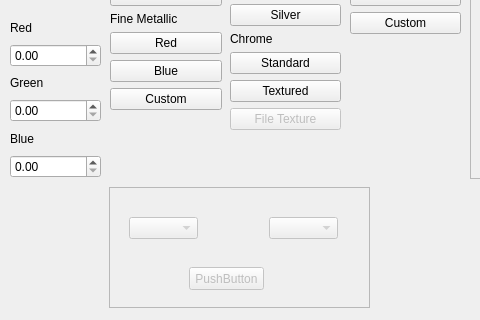
Above: resources/widget/Assignment2Widget/Widget.ui from cnbdragon/GundamPy before the change; both pictures show x 0 to 480 and y 102 to 422 of the 858 by 422 pixel window. Below: the same form after it.
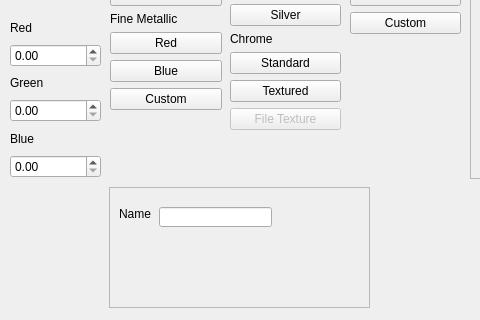
That is the form after the change.

```diff
--- a/resources/widget/Assignment2Widget/Widget.ui
+++ b/resources/widget/Assignment2Widget/Widget.ui
@@ -384,46 +384,27 @@
    <property name="frameShadow">
     <enum>QFrame::Raised</enum>
    </property>
-   <widget class="QComboBox" name="comboBox">
-    <property name="enabled">
-     <bool>false</bool>
-    </property>
+   <widget class="QLineEdit" name="customeName">
     <property name="geometry">
      <rect>
-      <x>20</x>
-      <y>30</y>
-      <width>69</width>
-      <height>22</height>
+      <x>50</x>
+      <y>20</y>
+      <width>113</width>
+      <height>20</height>
      </rect>
     </property>
    </widget>
-   <widget class="QComboBox" name="comboBox_2">
-    <property name="enabled">
-     <bool>false</bool>
-    </property>
+   <widget class="QLabel" name="label_11">
     <property name="geometry">
      <rect>
-      <x>160</x>
-      <y>30</y>
-      <width>69</width>
-      <height>22</height>
-     </rect>
-    </property>
-   </widget>
-   <widget class="QPushButton" name="pushButton_23">
-    <property name="enabled">
-     <bool>false</bool>
-    </property>
-    <property name="geometry">
-     <rect>
-      <x>80</x>
-      <y>80</y>
-      <width>75</width>
-      <height>23</height>
+      <x>10</x>
+      <y>20</y>
+      <width>46</width>
+      <height>13</height>
      </rect>
     </property>
     <property name="text">
-     <string>PushButton</string>
+     <string>Name</string>
     </property>
    </widget>
   </widget>
```
